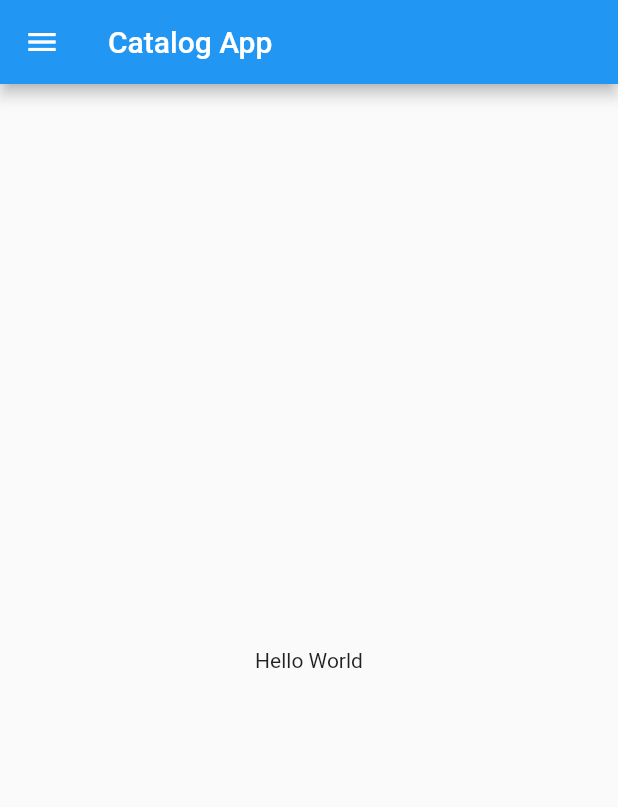
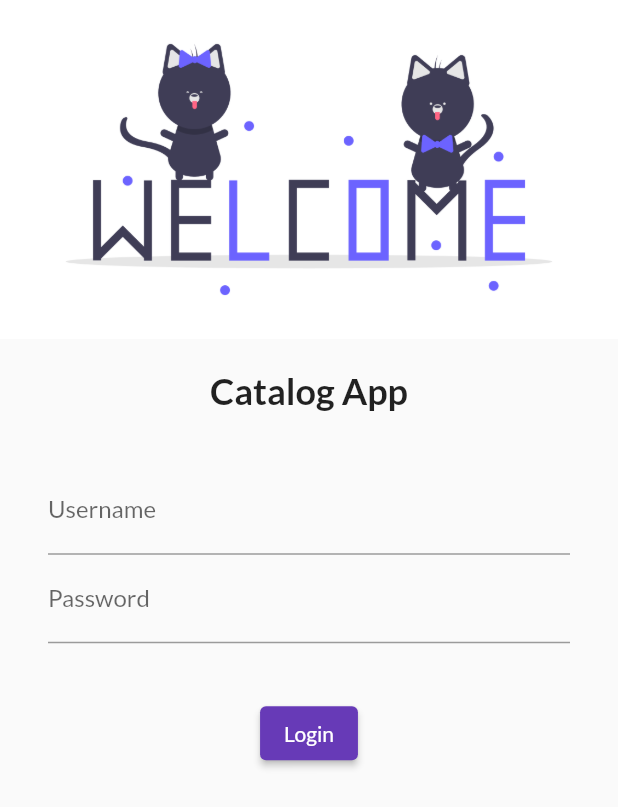
Before and after one commit to chinmaychahar/flutter_catalog, a Flutter app: the screen it shows after launch, on a phone screen of 412 x 824 dp. Shown: the top 807 px of the screen. Run offline on Flutter 3.47's test engine with Material 2 defaults, Android fonts, the phone set to English and light mode, and no system bars; our stand-ins replace google_fonts.

Commit message:
added text fields

```diff
--- a/lib/main.dart
+++ b/lib/main.dart
@@ -1,5 +1,7 @@
-import 'package:catalog_app/home_page.dart';
+import 'package:catalog_app/pages/home_page.dart';
+import 'package:catalog_app/pages/login_page.dart';
 import 'package:flutter/material.dart';
+import 'package:google_fonts/google_fonts.dart';
 
 void main() {
   runApp(const MyApp());
@@ -11,8 +13,15 @@ class MyApp extends StatelessWidget {
   @override
   Widget build(BuildContext context) {
     return MaterialApp(
-      home: HomePage(),
-      debugShowCheckedModeBanner: false,
-    );
+        routes: {
+          "/": (context) => LoginPage(),
+          "/home": (context) => HomePage(),
+          "/login": (context) => LoginPage()
+        },
+        debugShowCheckedModeBanner: false,
+        theme: ThemeData(
+          primarySwatch: Colors.deepPurple,
+          fontFamily: GoogleFonts.lato().fontFamily,
+        ));
   }
 }
--- /dev/null
+++ b/lib/pages/login_page.dart
@@ -0,0 +1,61 @@
+import "package:flutter/material.dart";
+
+class LoginPage extends StatelessWidget {
+  const LoginPage({super.key});
+
+  @override
+  Widget build(BuildContext context) {
+    return Material(
+        child: Column(
+      children: [
+        Image.asset(
+          "assets/images/icon_welcome_cats.png",
+          fit: BoxFit.cover,
+        ),
+        SizedBox(
+          height: 20.0,
+        ),
+        const Text("Catalog App",
+            style: TextStyle(
+              fontSize: 24,
+              fontWeight: FontWeight.bold,
+            )),
+        SizedBox(
+          height: 20.0,
+        ),
+        Padding(
+          padding: const EdgeInsets.symmetric(vertical: 16.0, horizontal: 32.0),
+          child: Column(
+            children: [
+              TextFormField(
+                decoration: InputDecoration(
+                  hintText: "Enter Username",
+                  labelText: "Username",
+                ),
+              ),
+              TextFormField(
+                obscureText: true,
+                decoration: InputDecoration(
+                  hintText: "Enter Password",
+                  labelText: "Password",
+                ),
+              )
+            ],
+          ),
+        ),
+        SizedBox(
+          height: 20.0,
+        ),
+        ElevatedButton(
+            onPressed: () {},
+            style: ButtonStyle(
+              foregroundColor: MaterialStateProperty.all(Colors.white),
+            ),
+            child: Text("Login"))
+      ],
+    ));
+  }
+}
+
+
+// ignore_for_file: prefer_const_constructors
--- a/pubspec.yaml
+++ b/pubspec.yaml
@@ -36,6 +36,7 @@ dependencies:
   # The following adds the Cupertino Icons font to your application.
   # Use with the CupertinoIcons class for iOS style icons.
   cupertino_icons: ^1.0.2
+  google_fonts: ^3.0.1
 
 dev_dependencies:
   flutter_test:
@@ -60,8 +61,8 @@ flutter:
   uses-material-design: true
 
   # To add assets to your application, add an assets section, like this:
-  # assets:
-  #   - images/a_dot_burr.jpeg
+  assets:
+    - assets/images/icon_welcome_cats.png
   #   - images/a_dot_ham.jpeg
 
   # An image asset can refer to one or more resolution-specific "variants", see
```
Also changed, not shown: assets/images/icon_welcome_cats.png (added), lib/pages/home_page.dart (renamed from lib/home_page.dart), pubspec.lock, 1 other file.
